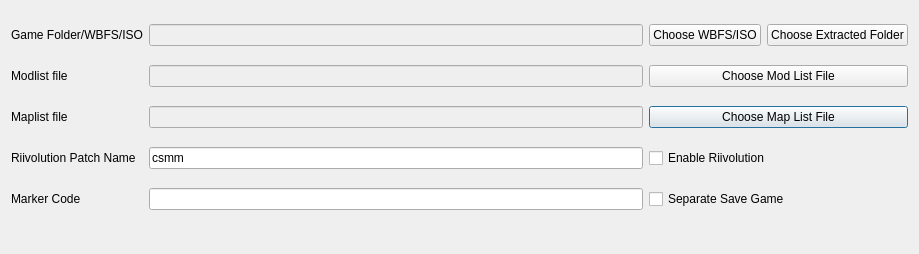
First picture: the form in quicksetupdialog.ui, repository FortuneStreetModding/csmm-qt, before the edit.
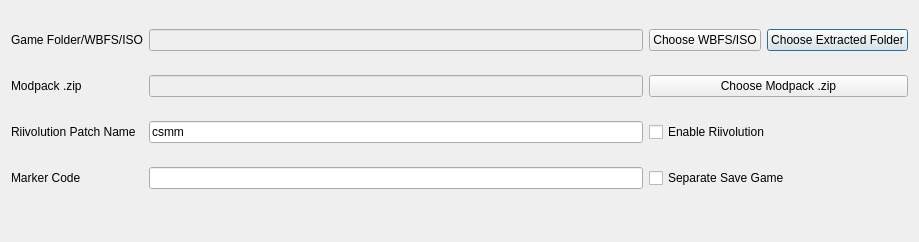
Second picture: the form after the edit.

Commit message: quick setup dialog now deals with entire modpack zips complete with maplist

What changed in the file:
```diff
--- a/quicksetupdialog.ui
+++ b/quicksetupdialog.ui
@@ -10,7 +10,7 @@
     <x>0</x>
     <y>0</y>
     <width>919</width>
-    <height>254</height>
+    <height>242</height>
    </rect>
   </property>
   <property name="windowTitle">
@@ -20,7 +20,7 @@
    <bool>true</bool>
   </property>
   <layout class="QGridLayout" name="gridLayout">
-   <item row="4" column="2" colspan="2">
+   <item row="3" column="2" colspan="2">
     <widget class="QCheckBox" name="separateSaveGame">
      <property name="text">
       <string>Separate Save Game</string>
@@ -30,25 +30,18 @@
    <item row="1" column="0">
     <widget class="QLabel" name="label_2">
      <property name="text">
-      <string>Modlist file</string>
+      <string>Modpack .zip</string>
      </property>
     </widget>
    </item>
-   <item row="2" column="2" colspan="2">
-    <widget class="QPushButton" name="chooseMapListFile">
-     <property name="text">
-      <string>Choose Map List File</string>
-     </property>
-    </widget>
-   </item>
-   <item row="3" column="1">
+   <item row="2" column="1">
     <widget class="QLineEdit" name="riivolutionPatchName">
      <property name="text">
       <string>csmm</string>
      </property>
     </widget>
    </item>
-   <item row="3" column="2" colspan="2">
+   <item row="2" column="2" colspan="2">
     <widget class="QCheckBox" name="enableRiivolution">
      <property name="text">
       <string>Enable Riivolution</string>
@@ -62,14 +55,14 @@
      </property>
     </widget>
    </item>
-   <item row="4" column="0">
+   <item row="3" column="0">
     <widget class="QLabel" name="label_5">
      <property name="text">
       <string>Marker Code</string>
      </property>
     </widget>
    </item>
-   <item row="4" column="1">
+   <item row="3" column="1">
     <widget class="QLineEdit" name="markerCode"/>
    </item>
    <item row="0" column="1">
@@ -86,24 +79,17 @@
      </property>
     </widget>
    </item>
-   <item row="3" column="0">
+   <item row="2" column="0">
     <widget class="QLabel" name="riivolutionPatchNameLabel">
      <property name="text">
       <string>Riivolution Patch Name</string>
      </property>
     </widget>
    </item>
-   <item row="2" column="1">
-    <widget class="QLineEdit" name="mapListFile">
-     <property name="enabled">
-      <bool>false</bool>
-     </property>
-    </widget>
-   </item>
    <item row="1" column="2" colspan="2">
     <widget class="QPushButton" name="chooseModpackFile">
      <property name="text">
-      <string>Choose Mod List File</string>
+      <string>Choose Modpack .zip</string>
      </property>
     </widget>
    </item>
@@ -127,13 +113,6 @@
      </property>
     </widget>
    </item>
-   <item row="2" column="0">
-    <widget class="QLabel" name="label_3">
-     <property name="text">
-      <string>Maplist file</string>
-     </property>
-    </widget>
-   </item>
    <item row="1" column="1">
     <widget class="QLineEdit" name="modpackFile">
      <property name="enabled">
```
Left out of the diff: 6 changed lines with no effect on the pictures. The commit also changes 3 other files.
